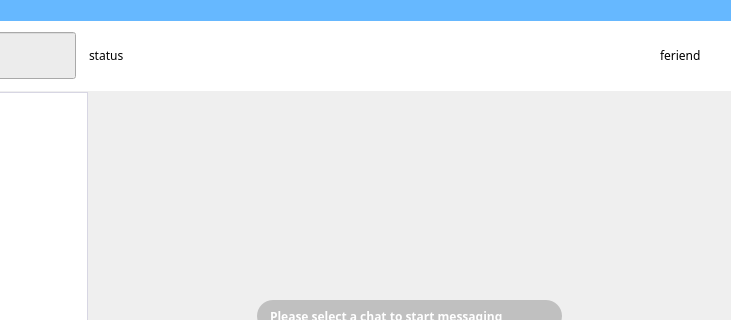
Before: the Qt Designer form llk.ui in HuangNO1/LLK-Qt-front-end, drawn with Qt 5; both pictures show x 213 to 944 and y 0 to 320 of the 944 by 581 pixel window.
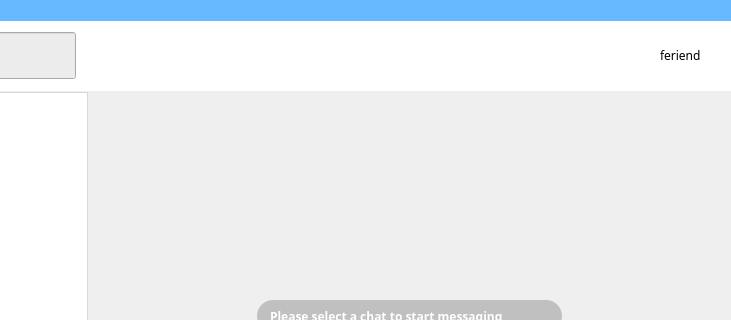
After: the same form once the commit is applied.

```diff
--- a/llk.ui
+++ b/llk.ui
@@ -94,7 +94,7 @@
      </rect>
     </property>
     <property name="text">
-     <string>status</string>
+     <string/>
     </property>
    </widget>
    <widget class="QListView" name="listView_noAction">
```
